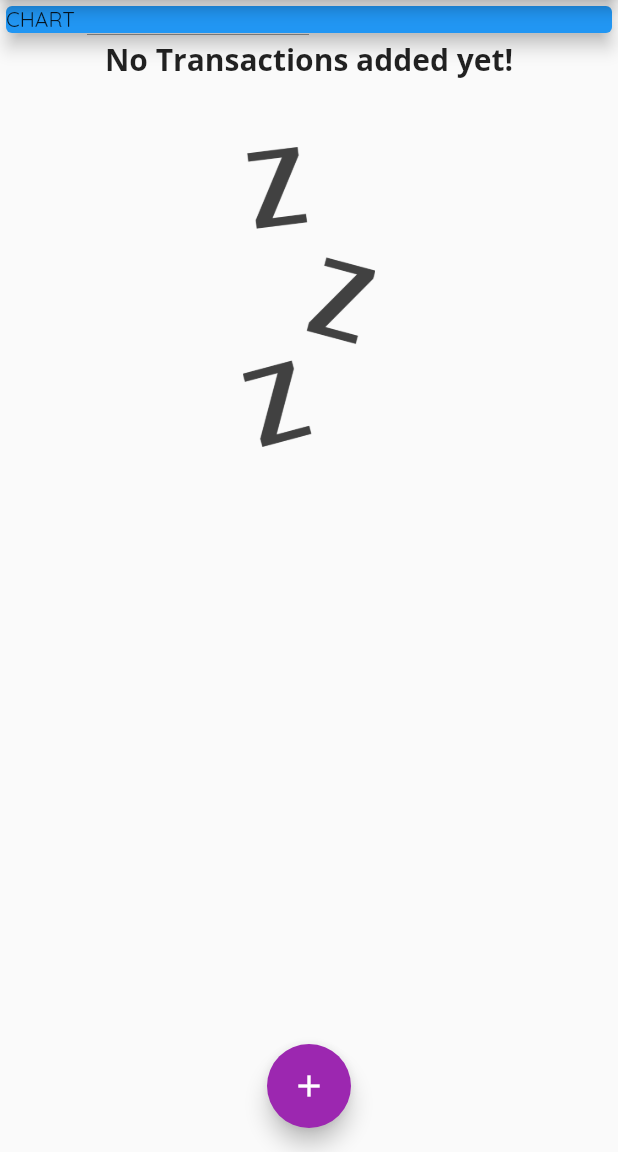
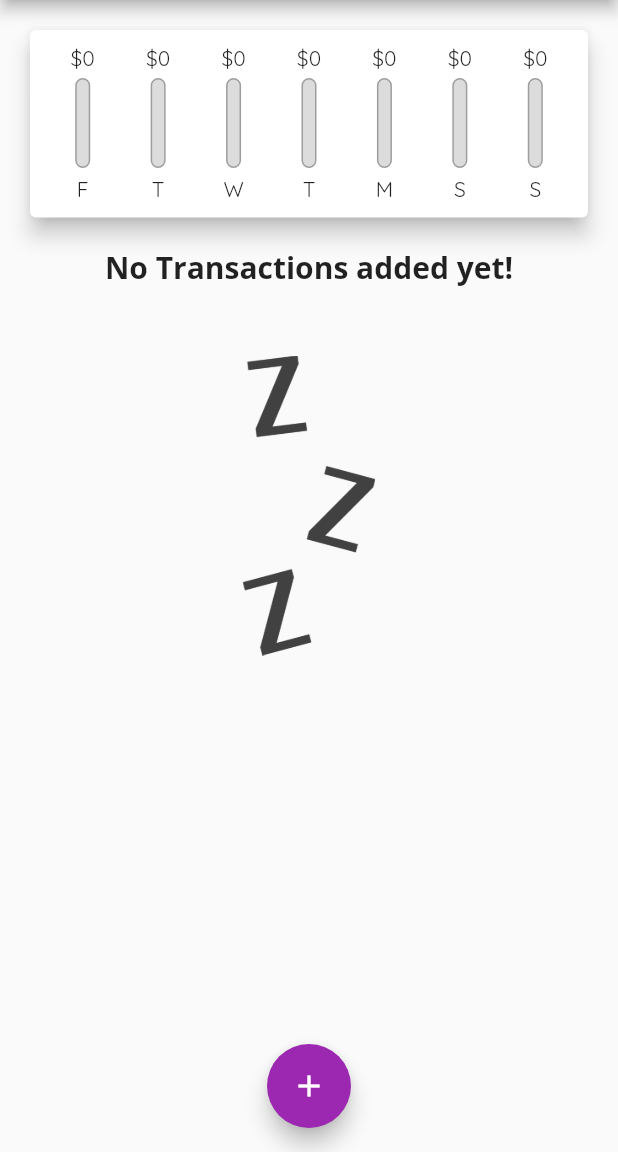
Before and after one commit to Galadima3/personal-expense, a Flutter app: the screen it shows after launch, on a phone screen of 412 x 824 dp, the part 84-1236 px from its top. Run offline on Flutter 3.47's test engine with Material 2 defaults, Android fonts, the phone set to English and light mode, and no system bars.

```diff
--- a/lib/homepage.dart
+++ b/lib/homepage.dart
@@ -2,6 +2,7 @@
 
 import 'package:flutter/material.dart';
 import 'package:personal_expense/model/transactions.dart';
+import 'package:personal_expense/widgets/chart.dart';
 import 'package:personal_expense/widgets/new_transaction.dart';
 import 'package:personal_expense/widgets/transaction_list.dart';
 
@@ -18,6 +19,16 @@ class _HomePageState extends State<HomePage> {
     //     id: 'T1', title: 'New Shoes', amount: 59.50, date: DateTime.now()),
     // Transaction(id: 'T2', title: 'Tithe', amount: 50.50, date: DateTime.now()),
   ];
+
+  List<Transaction> get _recentTransactions {
+    return _userTransactions.where((element) {
+      return element.date.isAfter(
+        DateTime.now().subtract(
+          Duration(days: 7),
+        ),
+      );
+    }).toList();
+  }
 
   _addNewTransaction(String txTitle, double txAmount) {
     final newTx = Transaction(
@@ -36,9 +47,9 @@ class _HomePageState extends State<HomePage> {
         context: ctx,
         builder: (_) {
           return GestureDetector(
-            onTap: (){},
-            behavior: HitTestBehavior.opaque,
-            child: NewTransaction(addTx: _addNewTransaction));
+              onTap: () {},
+              behavior: HitTestBehavior.opaque,
+              child: NewTransaction(addTx: _addNewTransaction));
         });
   }
 
@@ -46,7 +57,10 @@ class _HomePageState extends State<HomePage> {
   Widget build(BuildContext context) {
     return Scaffold(
       appBar: AppBar(
-        title: Text('Flutter App', style: TextStyle(fontFamily: 'OpenSans'),),
+        title: Text(
+          'Flutter App',
+          style: TextStyle(fontFamily: 'OpenSans'),
+        ),
         centerTitle: true,
         actions: [
           IconButton(
@@ -63,14 +77,7 @@ class _HomePageState extends State<HomePage> {
       body: SingleChildScrollView(
         child: Column(
           children: [
-            Container(
-              width: double.infinity,
-              child: Card(
-                color: Colors.blue,
-                elevation: 5,
-                child: Text('CHART'),
-              ),
-            ),
+            Chart(recentTransactions: _recentTransactions),
             TransactionList(
               transactions: _userTransactions,
             )
--- a/lib/widgets/chart.dart
+++ b/lib/widgets/chart.dart
@@ -1,15 +1,65 @@
-// import 'package:flutter/material.dart';
+// ignore_for_file: prefer_const_constructors
 
-// class Chart extends StatelessWidget {
-//   const Chart({Key? key}) : super(key: key);
+import 'package:flutter/material.dart';
+import 'package:intl/intl.dart';
+import 'package:personal_expense/widgets/chart_bar.dart';
 
-//   @override
-//   Widget build(BuildContext context) {
-//     return Card(
-//       elevation: 6,
-//       margin: EdgeInsets.all(20),
-//       child: ,
-//     );
+import '../model/transactions.dart';
 
-//   }
-// }
+class Chart extends StatelessWidget {
+  final List<Transaction> recentTransactions = [];
+  Chart({Key? key, required recentTransactions}) : super(key: key);
+
+  // List<Map<String, Object>> get groupedTransactionValues
+  List<Map<String, Object>> get groupedTransactionValues {
+    return List.generate(7, (index) {
+      final weekDay = DateTime.now().subtract(Duration(days: index));
+      double totalSum = 0.0;
+
+      for (var i = 0; i < recentTransactions.length; i++) {
+        if (recentTransactions[i].date.day == weekDay.day &&
+            recentTransactions[i].date.month == weekDay.month &&
+            recentTransactions[i].date.year == weekDay.year) {
+          totalSum += recentTransactions[i].amount;
+        }
+      }
+      print(DateFormat.E().format(weekDay));
+      print(totalSum);
+
+      return {
+        'day': DateFormat.E().format(weekDay).substring(0, 1),
+        'amount': totalSum,
+      };
+    });
+  }
+
+  double get totalSpending {
+    return groupedTransactionValues.fold(0.0, (sum, item) {
+      return sum + (item['amount'] as double);
+    });
+  }
+
+  @override
+  Widget build(BuildContext context) {
+    return Card(
+      elevation: 6,
+      margin: EdgeInsets.all(20),
+      child: Container(
+        padding: EdgeInsets.all(10),
+        child: Row(
+          mainAxisAlignment: MainAxisAlignment.spaceAround,
+          children: groupedTransactionValues.map((data) {
+            return Flexible(
+
+              fit: FlexFit.tight,
+              child: ChartBar(
+                  label: data['day'] as String,
+                  spendingAmount: data['amount'] as double,
+                  spendingPercentageOT: totalSpending == 0 ? 0.0 : (data['amount']! as double) / totalSpending),
+            );
+          }).toList(),
+        ),
+      ),
+    );
+  }
+}
--- /dev/null
+++ b/lib/widgets/chart_bar.dart
@@ -0,0 +1,55 @@
+// ignore_for_file: prefer_const_constructors
+
+import 'package:flutter/material.dart';
+
+class ChartBar extends StatelessWidget {
+  final String label;
+  final double spendingAmount;
+  final double spendingPercentageOT;
+  ChartBar(
+      {Key? key,
+      required this.label,
+      required this.spendingAmount,
+      required this.spendingPercentageOT})
+      : super(key: key);
+
+  @override
+  Widget build(BuildContext context) {
+    return Column(
+      children: [
+        FittedBox(child: Text('\$${spendingAmount.toStringAsFixed(0)}')),
+        SizedBox(
+          height: 4,
+        ),
+        Container(
+          height: 60,
+          width: 10,
+          child: Stack(
+            children: [
+              Container(
+                decoration: BoxDecoration(
+                  border: Border.all(color: Colors.grey, width: 1.0),
+                  color: Color.fromRGBO(220, 220, 220, 1),
+                  borderRadius: BorderRadius.circular(10),
+                ),
+              ),
+              FractionallySizedBox(
+                heightFactor: spendingPercentageOT,
+                child: Container(
+                  decoration: BoxDecoration(
+                    color: Theme.of(context).primaryColor,
+                    borderRadius: BorderRadius.circular(10),
+                  ),
+                ),
+              )
+            ],
+          ),
+        ),
+        SizedBox(
+          height: 5,
+        ),
+        Text(label)
+      ],
+    );
+  }
+}
```
